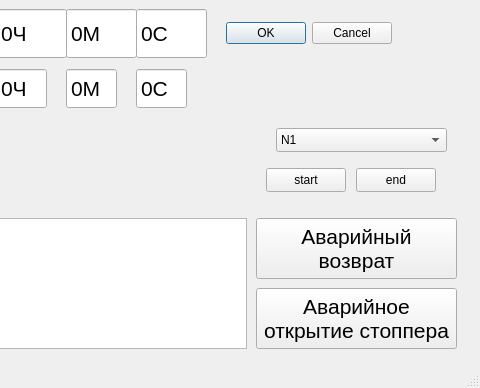
Before: the Qt Designer form mainwindow.ui in beeleph/PanelRegata2, drawn with Qt 5; both pictures show x 544 to 1024 and y 332 to 720 of the 1024 by 720 pixel window.
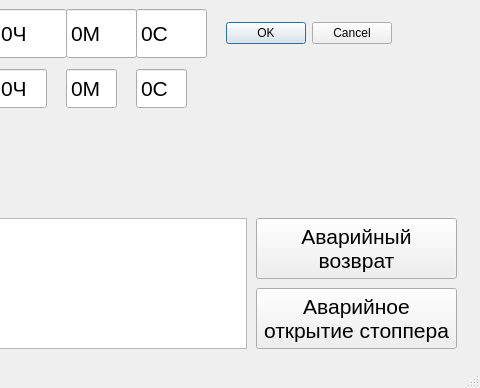
After: the same form once the commit is applied. Icons and pictures are not drawn. Custom widgets are drawn as their Qt base class.

Commit message: test buttons removed

Patch:
```diff
--- a/mainwindow.ui
+++ b/mainwindow.ui
@@ -1605,57 +1605,6 @@
      <set>Qt::AlignRight|Qt::AlignTrailing|Qt::AlignVCenter</set>
     </property>
    </widget>
-   <widget class="QComboBox" name="testPathComboBox">
-    <property name="geometry">
-     <rect>
-      <x>820</x>
-      <y>460</y>
-      <width>171</width>
-      <height>24</height>
-     </rect>
-    </property>
-    <item>
-     <property name="text">
-      <string>N1</string>
-     </property>
-    </item>
-    <item>
-     <property name="text">
-      <string>N2</string>
-     </property>
-    </item>
-    <item>
-     <property name="text">
-      <string>G</string>
-     </property>
-    </item>
-   </widget>
-   <widget class="QPushButton" name="testStartButton">
-    <property name="geometry">
-     <rect>
-      <x>810</x>
-      <y>500</y>
-      <width>80</width>
-      <height>24</height>
-     </rect>
-    </property>
-    <property name="text">
-     <string>start</string>
-    </property>
-   </widget>
-   <widget class="QPushButton" name="testEndButton">
-    <property name="geometry">
-     <rect>
-      <x>900</x>
-      <y>500</y>
-      <width>80</width>
-      <height>24</height>
-     </rect>
-    </property>
-    <property name="text">
-     <string>end</string>
-    </property>
-   </widget>
    <zorder>uzvLabel</zorder>
    <zorder>N1Button</zorder>
    <zorder>N2Button</zorder>
```
Left out of the diff: 3 changed lines with no effect on the pictures. The commit also changes 2 other files.
